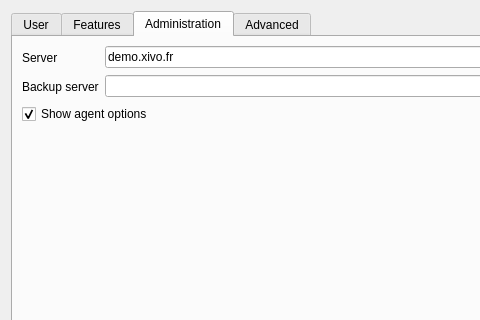
This is xivoclient/src/config_widget/config_widget.ui in wazo-platform/wazo-client-qt as Qt 5 draws it before an edit; both pictures show x 0 to 480 and y 0 to 320 of the 719 by 575 pixel window. The edited form follows.
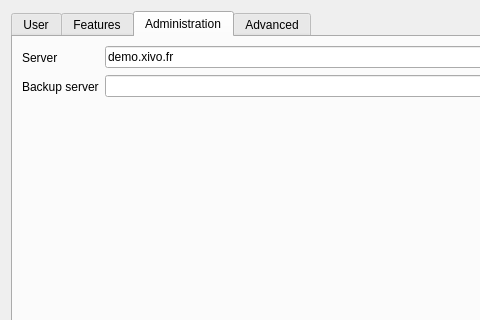
This is the edited form. The open tabs and pages were chosen to show the change. Icons and pictures are not drawn.

Commit message: move 'show_agent_options' in user config tab instead of administration tab

Patch:
```diff
--- a/xivoclient/src/config_widget/config_widget.ui
+++ b/xivoclient/src/config_widget/config_widget.ui
@@ -94,6 +94,13 @@
            </property>
           </widget>
          </item>
+         <item row="3" column="0">
+          <widget class="QCheckBox" name="show_agent_options">
+           <property name="text">
+            <string>Show agent options</string>
+           </property>
+          </widget>
+         </item>
         </layout>
        </item>
        <item>
@@ -712,21 +719,17 @@
         </layout>
        </item>
        <item>
-        <layout class="QFormLayout" name="formLayout_2">
-         <property name="fieldGrowthPolicy">
-          <enum>QFormLayout::AllNonFixedFieldsGrow</enum>
+        <spacer name="verticalSpacer_3">
+         <property name="orientation">
+          <enum>Qt::Vertical</enum>
          </property>
-         <item row="0" column="0">
-          <widget class="QCheckBox" name="show_agent_options">
-           <property name="text">
-            <string>Show agent options</string>
-           </property>
-           <property name="checked">
-            <bool>true</bool>
-           </property>
-          </widget>
-         </item>
-        </layout>
+         <property name="sizeHint" stdset="0">
+          <size>
+           <width>20</width>
+           <height>40</height>
+          </size>
+         </property>
+        </spacer>
        </item>
       </layout>
      </widget>
```
